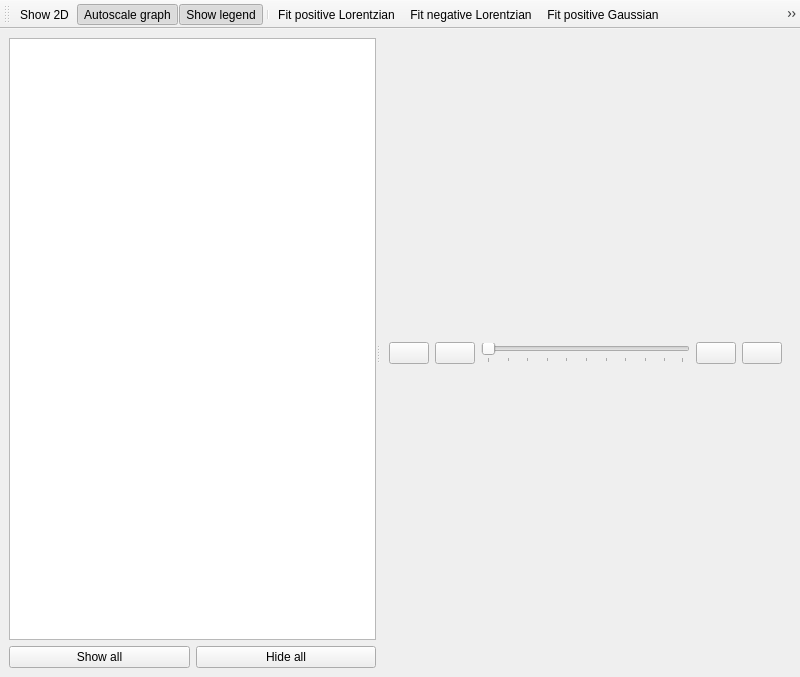
Qt form cct/qtgui/core/scangraph/scangraph.ui (awacha/cct) before a commit.
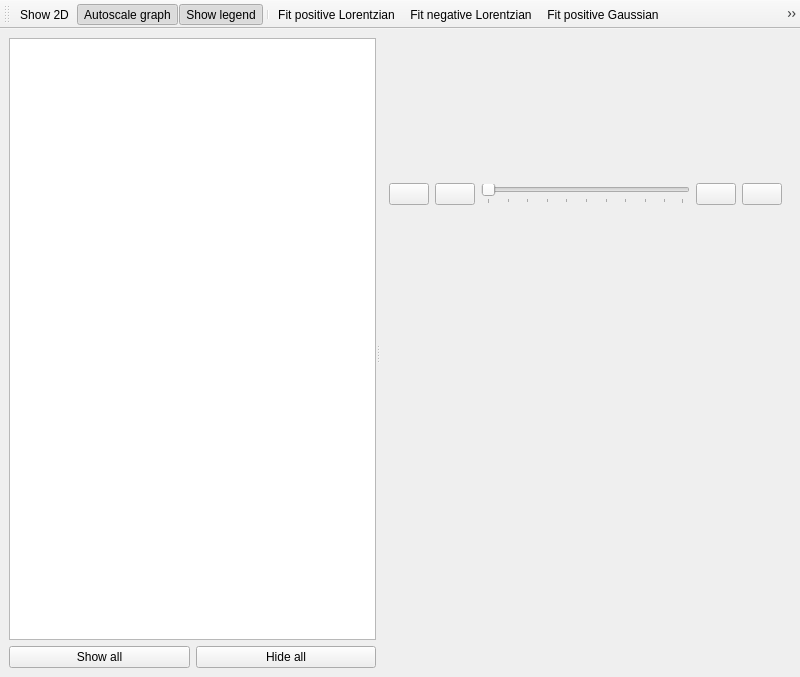
The same form after that commit. Icons and pictures are not drawn.

Commit message: Scangraph: cursor position label

Patch:
```diff
--- a/cct/qtgui/core/scangraph/scangraph.ui
+++ b/cct/qtgui/core/scangraph/scangraph.ui
@@ -152,6 +152,43 @@
           </layout>
          </widget>
         </item>
+        <item>
+         <layout class="QHBoxLayout" name="horizontalLayout_2">
+          <item>
+           <spacer name="horizontalSpacer">
+            <property name="orientation">
+             <enum>Qt::Horizontal</enum>
+            </property>
+            <property name="sizeHint" stdset="0">
+             <size>
+              <width>0</width>
+              <height>0</height>
+             </size>
+            </property>
+           </spacer>
+          </item>
+          <item>
+           <widget class="QLabel" name="cursorPositionLabel">
+            <property name="text">
+             <string/>
+            </property>
+           </widget>
+          </item>
+          <item>
+           <spacer name="horizontalSpacer_2">
+            <property name="orientation">
+             <enum>Qt::Horizontal</enum>
+            </property>
+            <property name="sizeHint" stdset="0">
+             <size>
+              <width>0</width>
+              <height>0</height>
+             </size>
+            </property>
+           </spacer>
+          </item>
+         </layout>
+        </item>
        </layout>
       </widget>
      </widget>
```
The commit also changes 1 other file.
